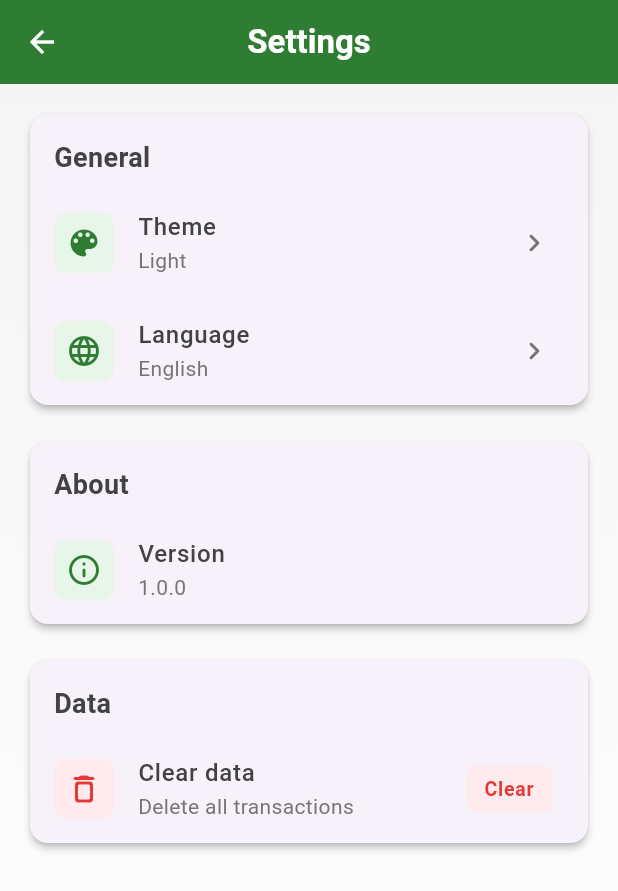
After one commit to tranconguet/monie, a Flutter app: the screen it shows after launch, after a tap on the "settings" icon, on a phone screen of 412 x 824 dp. The commit adds this screen. Shown: the top 891 px of the screen. Run offline on Flutter 3.47's test engine with Material 2 defaults, Android fonts, the phone set to English and light mode, and no system bars; our stand-ins replace dartz, dio, equatable, flutter_bloc, freezed_annotation, get_it and 3 more; accounts and stored records are empty.

Commit message:
create setting screen

```diff
--- a/lib/features/transaction/presentation/pages/home_page.dart
+++ b/lib/features/transaction/presentation/pages/home_page.dart
@@ -4,6 +4,7 @@ import '../bloc/transaction_bloc.dart';
 import '../group_by_type.dart';
 import '../widgets/transaction_form.dart';
 import '../widgets/transaction_list.dart';
+import 'settings_page.dart';
 
 class HomePage extends StatefulWidget {
   const HomePage({super.key});
@@ -75,6 +76,20 @@ class _HomePageState extends State<HomePage> with SingleTickerProviderStateMixin
           elevation: 0,
           backgroundColor: const Color(0xFF2E7D32), // Dark green
           foregroundColor: Colors.white,
+          actions: [
+            IconButton(
+              icon: const Icon(Icons.settings_rounded),
+              tooltip: 'Settings',
+              onPressed: () {
+                Navigator.of(context).push(
+                  MaterialPageRoute(
+                    builder: (context) => const SettingsPage(),
+                  ),
+                );
+              },
+            ),
+            const SizedBox(width: 4),
+          ],
         ),
         body: Container(
           decoration: const BoxDecoration(
--- /dev/null
+++ b/lib/features/transaction/presentation/pages/settings_page.dart
@@ -0,0 +1,245 @@
+import 'package:flutter/material.dart';
+
+class SettingsPage extends StatelessWidget {
+  const SettingsPage({super.key});
+
+  @override
+  Widget build(BuildContext context) {
+    return Scaffold(
+      appBar: AppBar(
+        title: const Text(
+          'Settings',
+          style: TextStyle(fontWeight: FontWeight.w600),
+        ),
+        centerTitle: true,
+        elevation: 0,
+        backgroundColor: const Color(0xFF2E7D32),
+        foregroundColor: Colors.white,
+      ),
+      body: Container(
+        decoration: const BoxDecoration(
+          gradient: LinearGradient(
+            begin: Alignment.topCenter,
+            end: Alignment.bottomCenter,
+            colors: [
+              Color(0xFFF5F5F5), // Light grey
+              Colors.white,
+            ],
+          ),
+        ),
+        child: ListView(
+          padding: const EdgeInsets.all(16),
+          children: [
+            Card(
+              elevation: 2,
+              shape: RoundedRectangleBorder(
+                borderRadius: BorderRadius.circular(12),
+              ),
+              child: Column(
+                crossAxisAlignment: CrossAxisAlignment.start,
+                children: [
+                  const Padding(
+                    padding: EdgeInsets.fromLTRB(16, 16, 16, 8),
+                    child: Text(
+                      'General',
+                      style: TextStyle(
+                        fontSize: 18,
+                        fontWeight: FontWeight.w600,
+                        color: Color(0xFF424242),
+                      ),
+                    ),
+                  ),
+                  ListTile(
+                    leading: Container(
+                      padding: const EdgeInsets.all(8),
+                      decoration: BoxDecoration(
+                        color: const Color(0xFFE8F5E9),
+                        borderRadius: BorderRadius.circular(8),
+                      ),
+                      child: const Icon(
+                        Icons.color_lens_rounded,
+                        color: Color(0xFF2E7D32),
+                      ),
+                    ),
+                    title: const Text(
+                      'Theme',
+                      style: TextStyle(
+                        fontWeight: FontWeight.w500,
+                        color: Color(0xFF424242),
+                      ),
+                    ),
+                    subtitle: const Text(
+                      'Light',
+                      style: TextStyle(
+                        color: Color(0xFF757575),
+                      ),
+                    ),
+                    trailing: const Icon(
+                      Icons.chevron_right_rounded,
+                      color: Color(0xFF757575),
+                    ),
+                    onTap: () {
+                      // TODO: Implement theme selection
+                    },
+                  ),
+                  ListTile(
+                    leading: Container(
+                      padding: const EdgeInsets.all(8),
+                      decoration: BoxDecoration(
+                        color: const Color(0xFFE8F5E9),
+                        borderRadius: BorderRadius.circular(8),
+                      ),
+                      child: const Icon(
+                        Icons.language_rounded,
+                        color: Color(0xFF2E7D32),
+                      ),
+                    ),
+                    title: const Text(
+                      'Language',
+                      style: TextStyle(
+                        fontWeight: FontWeight.w500,
+                        color: Color(0xFF424242),
+                      ),
+                    ),
+                    subtitle: const Text(
+                      'English',
+                      style: TextStyle(
+                        color: Color(0xFF757575),
+                      ),
+                    ),
+                    trailing: const Icon(
+                      Icons.chevron_right_rounded,
+                      color: Color(0xFF757575),
+                    ),
+                    onTap: () {
+                      // TODO: Implement language selection
+                    },
+                  ),
+                ],
+              ),
+            ),
+            const SizedBox(height: 16),
+            Card(
+              elevation: 2,
+              shape: RoundedRectangleBorder(
+                borderRadius: BorderRadius.circular(12),
+              ),
+              child: Column(
+                crossAxisAlignment: CrossAxisAlignment.start,
+                children: [
+                  const Padding(
+                    padding: EdgeInsets.fromLTRB(16, 16, 16, 8),
+                    child: Text(
+                      'About',
+                      style: TextStyle(
+                        fontSize: 18,
+                        fontWeight: FontWeight.w600,
+                        color: Color(0xFF424242),
+                      ),
+                    ),
+                  ),
+                  ListTile(
+                    leading: Container(
+                      padding: const EdgeInsets.all(8),
+                      decoration: BoxDecoration(
+                        color: const Color(0xFFE8F5E9),
+                        borderRadius: BorderRadius.circular(8),
+                      ),
+                      child: const Icon(
+                        Icons.info_outline_rounded,
+                        color: Color(0xFF2E7D32),
+                      ),
+                    ),
+                    title: const Text(
+                      'Version',
+                      style: TextStyle(
+                        fontWeight: FontWeight.w500,
+                        color: Color(0xFF424242),
+                      ),
+                    ),
+                    subtitle: const Text(
+                      '1.0.0',
+                      style: TextStyle(
+                        color: Color(0xFF757575),
+                      ),
+                    ),
+                  ),
+                ],
+              ),
+            ),
+            const SizedBox(height: 16),
+            Card(
+              elevation: 2,
+              shape: RoundedRectangleBorder(
+                borderRadius: BorderRadius.circular(12),
+              ),
+              child: Column(
+                crossAxisAlignment: CrossAxisAlignment.start,
+                children: [
+                  const Padding(
+                    padding: EdgeInsets.fromLTRB(16, 16, 16, 8),
+                    child: Text(
+                      'Data',
+                      style: TextStyle(
+                        fontSize: 18,
+                        fontWeight: FontWeight.w600,
+                        color: Color(0xFF424242),
+                      ),
+                    ),
+                  ),
+                  ListTile(
+                    leading: Container(
+                      padding: const EdgeInsets.all(8),
+                      decoration: BoxDecoration(
+                        color: const Color(0xFFFFEBEE),
+                        borderRadius: BorderRadius.circular(8),
+                      ),
+                      child: const Icon(
+                        Icons.delete_outline_rounded,
+                        color: Color(0xFFE53935),
+                      ),
+                    ),
+                    title: const Text(
+                      'Clear data',
+                      style: TextStyle(
+                        fontWeight: FontWeight.w500,
+                        color: Color(0xFF424242),
+                      ),
+                    ),
+                    subtitle: const Text(
+                      'Delete all transactions',
+                      style: TextStyle(
+                        color: Color(0xFF757575),
+                      ),
+                    ),
+                    trailing: Container(
+                      padding: const EdgeInsets.symmetric(
+                        horizontal: 12,
+                        vertical: 6,
+                      ),
+                      decoration: BoxDecoration(
+                        color: const Color(0xFFFFEBEE),
+                        borderRadius: BorderRadius.circular(6),
+                      ),
+                      child: const Text(
+                        'Clear',
+                        style: TextStyle(
+                          color: Color(0xFFE53935),
+                          fontWeight: FontWeight.w600,
+                          fontSize: 13,
+                        ),
+                      ),
+                    ),
+                    onTap: () {
+                      // TODO: Implement clear data functionality
+                    },
+                  ),
+                ],
+              ),
+            ),
+          ],
+        ),
+      ),
+    );
+  }
+}
```
